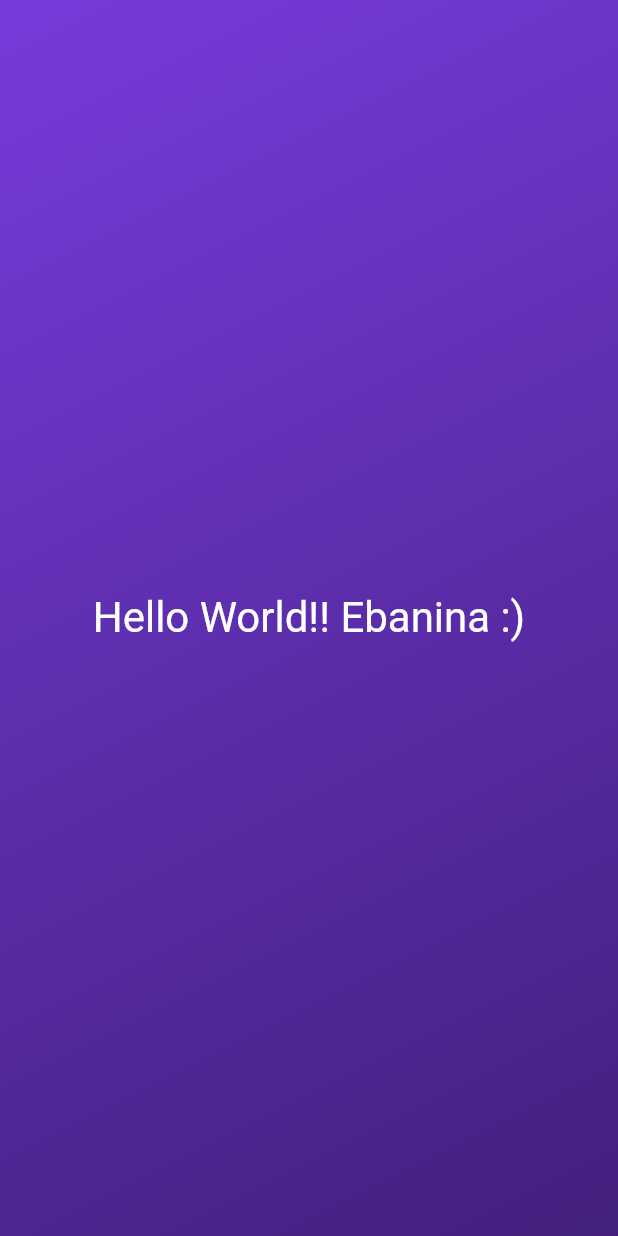
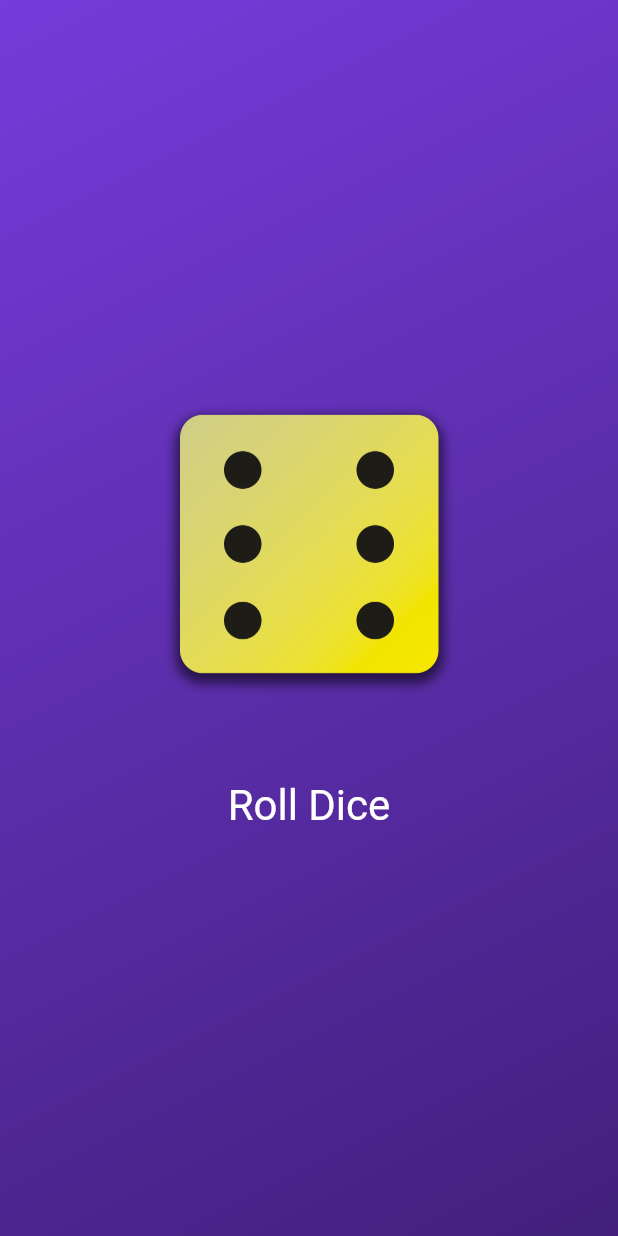
Before and after one commit to Alex-Fes/ROLL_DICE_APP_flutter, a Flutter app: the screen it shows after launch, on a phone screen of 412 x 824 dp. Run offline on Flutter 3.47's test engine with Material 2 defaults, Android fonts, the phone set to English and light mode, and no system bars.

Commit message:
refactoring, add images, add state

```diff
--- /dev/null
+++ b/lib/dice_roller.dart
@@ -0,0 +1,45 @@
+import 'package:flutter/material.dart';
+
+class DiceRoller extends StatefulWidget {
+  const DiceRoller({super.key});
+
+  @override
+  State<DiceRoller> createState() {
+    return _DiceRollerState();
+  }
+}
+
+class _DiceRollerState extends State<DiceRoller> {
+  var activeDiceImage = 'assets/images/dice-6.png';
+
+  void rollDice() {
+    setState(() {
+      activeDiceImage = 'assets/images/dice-2.png';
+    });
+  }
+
+  @override
+  Widget build(BuildContext context) {
+    return Column(
+      mainAxisSize: MainAxisSize.min,
+      children: [
+        Image.asset(
+          activeDiceImage,
+          width: 200,
+        ),
+        const SizedBox(
+          height: 50,
+        ),
+        TextButton(
+          onPressed: rollDice,
+          style: TextButton.styleFrom(
+            // padding: const EdgeInsets.only(top: 50),
+            foregroundColor: Colors.white,
+            textStyle: const TextStyle(fontSize: 28),
+          ),
+          child: const Text('Roll Dice'),
+        )
+      ],
+    );
+  }
+}
--- a/lib/main.dart
+++ b/lib/main.dart
@@ -1,12 +1,17 @@
 import 'package:flutter/material.dart';
 import 'package:roll_dice_app/my_gradient_container.dart';
 
+const startAligment = Alignment.topLeft;
+const endAligment = Alignment.bottomRight;
 void main() {
   runApp(
     const MaterialApp(
       home: Scaffold(
         //  backgroundColor: const Color.fromARGB(255, 94, 214, 46),
-        body: MyGradientContainer(),
+        body: MyGradientContainer([
+          Color.fromARGB(255, 118, 59, 219),
+          Color.fromARGB(255, 66, 32, 124)
+        ], startAligment, endAligment),
       ),
     ),
   );
--- a/lib/my_gradient_container.dart
+++ b/lib/my_gradient_container.dart
@@ -1,26 +1,29 @@
 import 'package:flutter/material.dart';
 
+import 'dice_roller.dart';
+
 class MyGradientContainer extends StatelessWidget {
-  const MyGradientContainer({super.key});
+  const MyGradientContainer(this.colors, this.startAligment, this.endAligment,
+      {super.key});
+
+  final List<Color> colors;
+  final AlignmentGeometry startAligment;
+  final AlignmentGeometry endAligment;
 
   @override
   Widget build(context) {
     return Container(
-      decoration: const BoxDecoration(
+      decoration: BoxDecoration(
         gradient: LinearGradient(
-          colors: [
-            Color.fromARGB(255, 118, 59, 219),
-            Color.fromARGB(255, 66, 32, 124)
-          ],
-          begin: Alignment.topLeft,
-          end: Alignment.bottomRight,
+          colors: colors,
+          begin: startAligment,
+          end: endAligment,
         ),
       ),
       child: const Center(
-        child: Text(
-          'Hello World!! Ebanina :)',
-          style: TextStyle(color: Colors.white, fontSize: 28),
-        ),
+        child: DiceRoller(),
+
+        // child: MyTextWidget('Hello World!! Ebanina :)'),
       ),
     );
   }
--- /dev/null
+++ b/lib/my_text_widget.dart
@@ -0,0 +1,15 @@
+import 'package:flutter/material.dart';
+
+class MyTextWidget extends StatelessWidget {
+  const MyTextWidget(this.text, {super.key});
+
+  final String text;
+
+  @override
+  Widget build(context) {
+    return Text(
+      text,
+      style: const TextStyle(color: Colors.white, fontSize: 28),
+    );
+  }
+}
```
Also changed, not shown: pubspec.yaml (+9 -7 lines), assets/images/dice-1.png (added), assets/images/dice-2.png (added), assets/images/dice-3.png (added), assets/images/dice-4.png (added), assets/images/dice-5.png (added), assets/images/dice-6.png (added).
